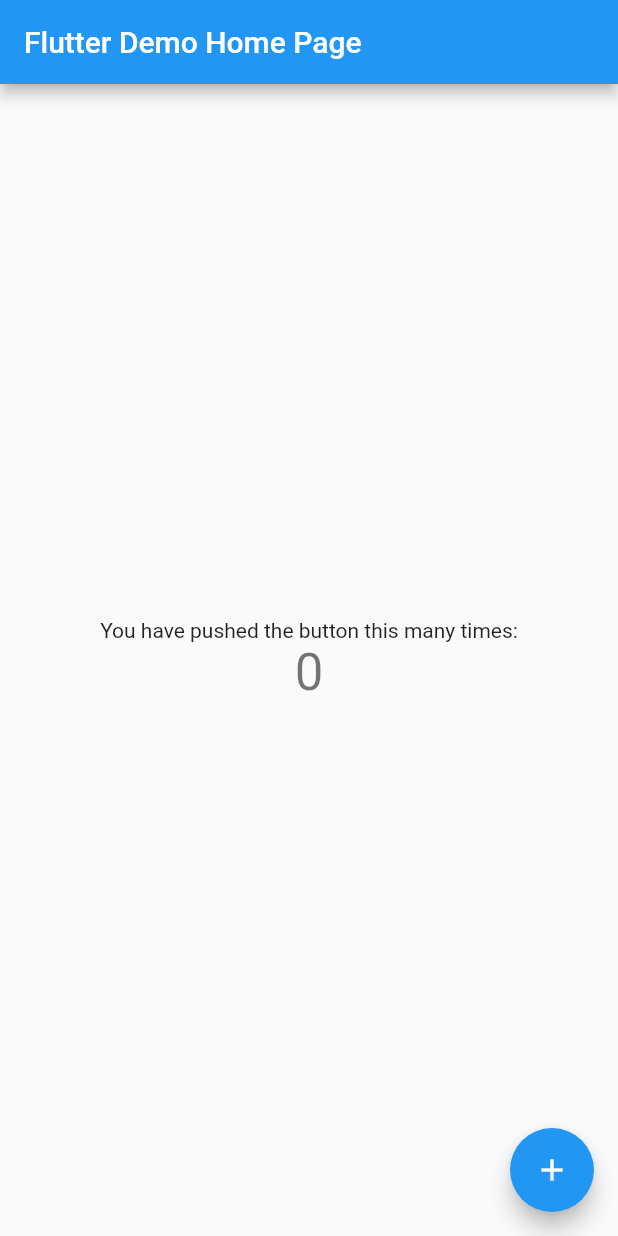
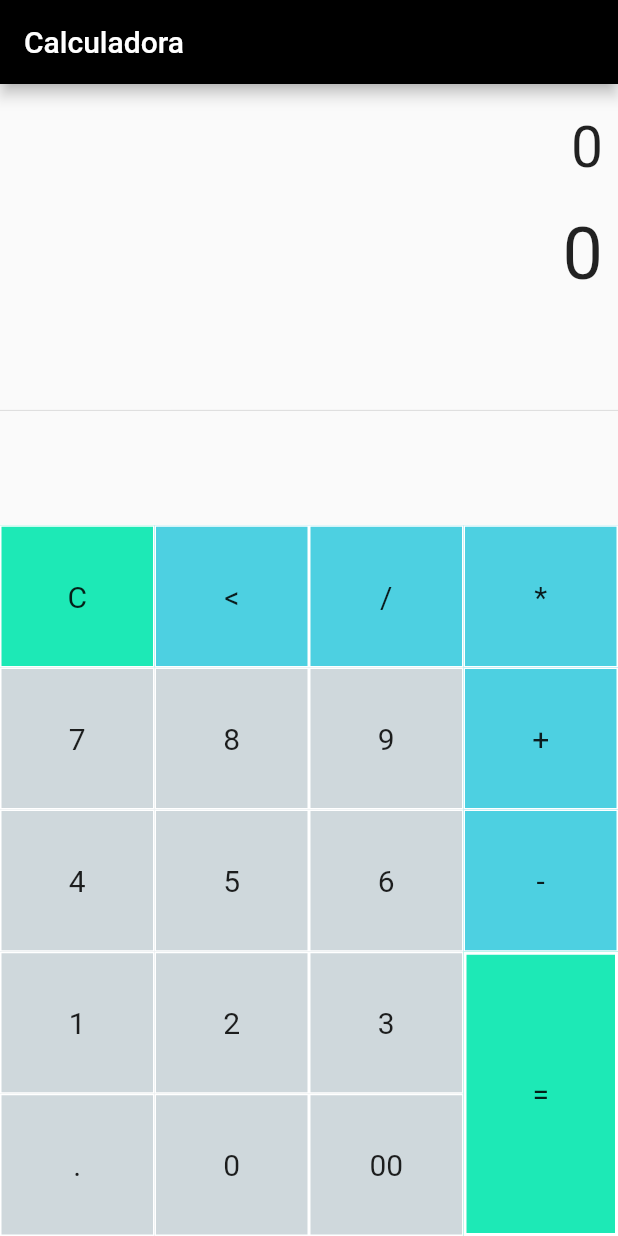
Before and after one commit to caioeliasz/safecalculator_, a Flutter app: the screen it shows after launch, on a phone screen of 412 x 824 dp. Run offline on Flutter 3.47's test engine with Material 2 defaults, Android fonts, the phone set to English and light mode, and no system bars; our stand-ins replace image_picker, math_expressions.

```diff
--- /dev/null
+++ b/lib/calculator.dart
@@ -0,0 +1,207 @@
+import 'dart:io';
+import 'package:flutter/cupertino.dart';
+import 'package:flutter/material.dart';
+import 'package:flutter/rendering.dart';
+import 'package:flutter/widgets.dart';
+import 'package:image_picker/image_picker.dart';
+import 'package:math_expressions/math_expressions.dart';
+import 'package:flutter_staggered_grid_view/flutter_staggered_grid_view.dart';
+import 'hidden_storage.dart';
+
+
+class calculator extends StatefulWidget {
+  @override
+  _calculadoraTesteState createState() => _calculadoraTesteState();
+}
+class _calculadoraTesteState extends State<calculator> {
+
+  String equation = "0";
+  String result = "0";
+  String expression = "";
+
+  buttonPressed(buttonText) {
+    setState(() {
+      if (buttonText == "C") {
+        equation = "0";
+        result = "0";
+      } else if (buttonText == "<") {
+        equation = equation.substring(0, equation.length - 1);
+        if (equation == "") {
+          equation = "0";
+        }
+      } else if (buttonText == "=") {
+        if (equation == '3') {
+          openHiddenPage('Arquivos',);
+        }
+
+        expression = equation;
+
+        try {
+          Parser p = Parser();
+          Expression exp = p.parse(expression);
+
+          ContextModel cm = ContextModel();
+          result = '${exp.evaluate(EvaluationType.REAL, cm)}';
+        } catch (e) {
+          result = "ERROR";
+        }
+      } else {
+        if (equation == "0") {
+          equation = buttonText;
+        } else {
+          equation = equation + buttonText;
+        }
+      }
+    }
+    );
+  }
+  Widget buildButton(String buttonText, double buttonHeight, Color buttonColor) {
+    return Container(
+        height: MediaQuery
+            .of(context)
+            .size
+            .width * 0.23 * buttonHeight,
+        color: buttonColor,
+        child: FlatButton(
+            padding: EdgeInsets.all(5.0),
+            onPressed: () => buttonPressed(buttonText),
+            child: Text(
+                buttonText,
+                style: TextStyle(
+                    fontSize: 20.0,
+                    fontWeight: FontWeight.normal)),
+            shape: RoundedRectangleBorder(
+                borderRadius: BorderRadius.circular(0.0),
+                side: BorderSide(
+                    color: Colors.white,
+                    width: buttonHeight,
+                    style: BorderStyle.solid
+                )
+            )
+        )
+    );
+  } //cria um botao na calculadora
+
+
+  @override
+  Widget build(BuildContext context) {
+    return Scaffold(
+      appBar: AppBar(
+          actions: <Widget>[
+            IconButton(
+              alignment: Alignment.centerRight,
+              color: Colors.white,
+              icon: Icon(Icons.settings),
+              onPressed: null,
+            )
+
+          ],
+          backgroundColor: Colors.black,
+          title: Text('Calculadora',
+              style: TextStyle(
+                  color: Colors.white
+              )
+          )
+      ),
+
+      body: Column(
+          children: <Widget>[
+
+            Container(alignment: Alignment.centerRight,
+                padding: EdgeInsets.fromLTRB(10, 20, 10, 0),
+                child: Text(equation, style: TextStyle(fontSize: 38.0))
+            ),
+            Container(alignment: Alignment.centerRight,
+                padding: EdgeInsets.fromLTRB(10, 20, 10, 0),
+                child: Text(result, style: TextStyle(fontSize: 48.0))
+            ),
+
+            Expanded(
+                child: Divider()
+            ),
+
+            Row(
+                mainAxisAlignment: MainAxisAlignment.center,
+                children: <Widget>[
+                  Container(
+                    width: MediaQuery
+                        .of(context)
+                        .size
+                        .width * 0.75,
+                    child: Table(
+                        children: [
+                          TableRow(
+                              children: [
+                                buildButton("C", 1, Colors.tealAccent[400]),
+                                buildButton("<", 1, Colors.cyan[300]),
+                                buildButton("/", 1, Colors.cyan[300])
+                              ]
+                          ),
+                          TableRow(
+                              children: [
+                                buildButton("7", 1, Colors.blueGrey[100]),
+                                buildButton("8", 1, Colors.blueGrey[100]),
+                                buildButton("9", 1, Colors.blueGrey[100])
+                              ]
+                          ),
+                          TableRow(
+                              children: [
+                                buildButton("4", 1, Colors.blueGrey[100]),
+                                buildButton("5", 1, Colors.blueGrey[100]),
+                                buildButton("6", 1, Colors.blueGrey[100])
+                              ]
+                          ),
+                          TableRow(
+                              children: [
+                                buildButton("1", 1, Colors.blueGrey[100]),
+                                buildButton("2", 1, Colors.blueGrey[100]),
+                                buildButton("3", 1, Colors.blueGrey[100])
+                              ]
+                          ),
+                          TableRow(
+                              children: [
+                                buildButton(".", 1, Colors.blueGrey[100]),
+                                buildButton("0", 1, Colors.blueGrey[100]),
+                                buildButton("00", 1, Colors.blueGrey[100])
+                              ]
+                          ),
+                        ]
+                    ),
+                  ),
+                  Container(
+                    width: MediaQuery
+                        .of(context)
+                        .size
+                        .width * 0.25,
+                    child: Table(
+                      children: [
+                        TableRow(
+                            children: [
+                              buildButton("*", 1, Colors.cyan[300]),
+                            ]
+                        ),
+                        TableRow(
+                            children: [
+                              buildButton("+", 1, Colors.cyan[300]),
+                            ]
+                        ),
+                        TableRow(
+                            children: [
+                              buildButton("-", 1, Colors.cyan[300]),
+                            ]
+                        ),
+                        TableRow(
+                            children: [
+                              buildButton("=", 2, Colors.tealAccent[400]),
+                            ]
+                        ),
+                      ],
+                    ),
+                  )
+                ]
+            ),
+          ]
+      ),
+    );
+  }
+}
--- a/lib/main.dart
+++ b/lib/main.dart
@@ -1,117 +1,26 @@
+import 'dart:io';
+import 'package:flutter/cupertino.dart';
 import 'package:flutter/material.dart';
+import 'package:flutter/rendering.dart';
+import 'package:flutter/widgets.dart';
+import 'package:image_picker/image_picker.dart';
+import 'package:math_expressions/math_expressions.dart';
+import 'package:flutter_staggered_grid_view/flutter_staggered_grid_view.dart';
+import 'calculator.dart';
+
 
 void main() {
-  runApp(MyApp());
-}
+  runApp(Calculator());
+} //main app run
 
-class MyApp extends StatelessWidget {
-  // This widget is the root of your application.
+class Calculator extends StatelessWidget {
   @override
   Widget build(BuildContext context) {
     return MaterialApp(
-      title: 'Flutter Demo',
-      theme: ThemeData(
-        // This is the theme of your application.
-        //
-        // Try running your application with "flutter run". You'll see the
-        // application has a blue toolbar. Then, without quitting the app, try
-        // changing the primarySwatch below to Colors.green and then invoke
-        // "hot reload" (press "r" in the console where you ran "flutter run",
-        // or simply save your changes to "hot reload" in a Flutter IDE).
-        // Notice that the counter didn't reset back to zero; the application
-        // is not restarted.
-        primarySwatch: Colors.blue,
-        // This makes the visual density adapt to the platform that you run
-        // the app on. For desktop platforms, the controls will be smaller and
-        // closer together (more dense) than on mobile platforms.
-        visualDensity: VisualDensity.adaptivePlatformDensity,
-      ),
-      home: MyHomePage(title: 'Flutter Demo Home Page'),
+        debugShowCheckedModeBanner: false,
+        title: 'Safe Calculator',
+        theme: ThemeData(primaryColor: Colors.black),
+        home: calculator()
     );
   }
 }
-
-class MyHomePage extends StatefulWidget {
-  MyHomePage({Key key, this.title}) : super(key: key);
-
-  // This widget is the home page of your application. It is stateful, meaning
-  // that it has a State object (defined below) that contains fields that affect
-  // how it looks.
-
-  // This class is the configuration for the state. It holds the values (in this
-  // case the title) provided by the parent (in this case the App widget) and
-  // used by the build method of the State. Fields in a Widget subclass are
-  // always marked "final".
-
-  final String title;
-
-  @override
-  _MyHomePageState createState() => _MyHomePageState();
-}
-
-class _MyHomePageState extends State<MyHomePage> {
-  int _counter = 0;
-
-  void _incrementCounter() {
-    setState(() {
-      // This call to setState tells the Flutter framework that something has
-      // changed in this State, which causes it to rerun the build method below
-      // so that the display can reflect the updated values. If we changed
-      // _counter without calling setState(), then the build method would not be
-      // called again, and so nothing would appear to happen.
-      _counter++;
-    });
-  }
-
-  @override
-  Widget build(BuildContext context) {
-    // This method is rerun every time setState is called, for instance as done
-    // by the _incrementCounter method above.
-    //
-    // The Flutter framework has been optimized to make rerunning build methods
-    // fast, so that you can just rebuild anything that needs updating rather
-    // than having to individually change instances of widgets.
-    return Scaffold(
-      appBar: AppBar(
-        // Here we take the value from the MyHomePage object that was created by
-        // the App.build method, and use it to set our appbar title.
-        title: Text(widget.title),
-      ),
-      body: Center(
-        // Center is a layout widget. It takes a single child and positions it
-        // in the middle of the parent.
-        child: Column(
-          // Column is also a layout widget. It takes a list of children and
-          // arranges them vertically. By default, it sizes itself to fit its
-          // children horizontally, and tries to be as tall as its parent.
-          //
-          // Invoke "debug painting" (press "p" in the console, choose the
-          // "Toggle Debug Paint" action from the Flutter Inspector in Android
-          // Studio, or the "Toggle Debug Paint" command in Visual Studio Code)
-          // to see the wireframe for each widget.
-          //
-          // Column has various properties to control how it sizes itself and
-          // how it positions its children. Here we use mainAxisAlignment to
-          // center the children vertically; the main axis here is the vertical
-          // axis because Columns are vertical (the cross axis would be
-          // horizontal).
-          mainAxisAlignment: MainAxisAlignment.center,
-          children: <Widget>[
-            Text(
-              'You have pushed the button this many times:',
-            ),
-            Text(
-              '$_counter',
-              style: Theme.of(context).textTheme.headline4,
-            ),
-          ],
-        ),
-      ),
-      floatingActionButton: FloatingActionButton(
-        onPressed: _incrementCounter,
-        tooltip: 'Increment',
-        child: Icon(Icons.add),
-      ), // This trailing comma makes auto-formatting nicer for build methods.
-    );
-  }
-}
--- a/pubspec.yaml
+++ b/pubspec.yaml
@@ -23,6 +23,9 @@ environment:
 dependencies:
   flutter:
     sdk: flutter
+  math_expressions: ^2.0.0
+  image_picker: ^0.6.5
+  flutter_staggered_grid_view: ^0.3.0
 
 
   # The following adds the Cupertino Icons font to your application.
```
Also changed, not shown: lib/hidden_storage.dart (added, +113 -0 lines), pubspec.lock.
